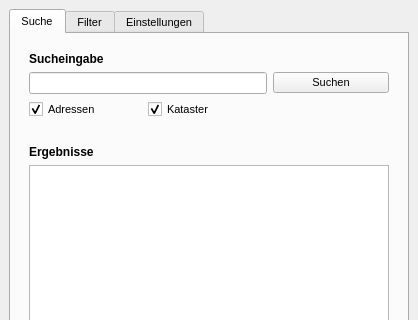
marcusmohr/qgs-gazetteer-bb, file gazetteer_bb_dockwidget_base.ui: the form before one commit; both pictures show x 0 to 418 and y 0 to 320 of the 418 by 690 pixel window.
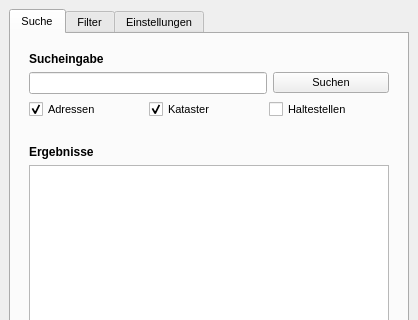
The form after the commit. Custom widgets are drawn as their Qt base class.

Commit message: make transport stops searchable

Diff of the .ui file:
```diff
--- a/gazetteer_bb_dockwidget_base.ui
+++ b/gazetteer_bb_dockwidget_base.ui
@@ -72,33 +72,6 @@
             </property>
            </widget>
           </item>
-          <item row="3" column="1" colspan="2">
-           <layout class="QHBoxLayout" name="horizontalLayout_3">
-            <property name="spacing">
-             <number>0</number>
-            </property>
-            <item>
-             <widget class="QCheckBox" name="addressBox">
-              <property name="text">
-               <string>Adressen</string>
-              </property>
-              <property name="checked">
-               <bool>true</bool>
-              </property>
-             </widget>
-            </item>
-            <item>
-             <widget class="QCheckBox" name="cadastreBox">
-              <property name="text">
-               <string>Kataster</string>
-              </property>
-              <property name="checked">
-               <bool>true</bool>
-              </property>
-             </widget>
-            </item>
-           </layout>
-          </item>
           <item row="15" column="2">
            <widget class="QLabel" name="pageLabel">
             <property name="text">
@@ -202,6 +175,40 @@
             </property>
            </spacer>
           </item>
+          <item row="3" column="1" colspan="3">
+           <layout class="QHBoxLayout" name="horizontalLayout_3">
+            <property name="spacing">
+             <number>0</number>
+            </property>
+            <item>
+             <widget class="QCheckBox" name="addressBox">
+              <property name="text">
+               <string>Adressen</string>
+              </property>
+              <property name="checked">
+               <bool>true</bool>
+              </property>
+             </widget>
+            </item>
+            <item>
+             <widget class="QCheckBox" name="cadastreBox">
+              <property name="text">
+               <string>Kataster</string>
+              </property>
+              <property name="checked">
+               <bool>true</bool>
+              </property>
+             </widget>
+            </item>
+            <item>
+             <widget class="QCheckBox" name="transportBox">
+              <property name="text">
+               <string>Haltestellen</string>
+              </property>
+             </widget>
+            </item>
+           </layout>
+          </item>
          </layout>
         </item>
        </layout>
```
Left out of the diff: 3 changed lines with no effect on the pictures. The commit also changes 3 other files.
